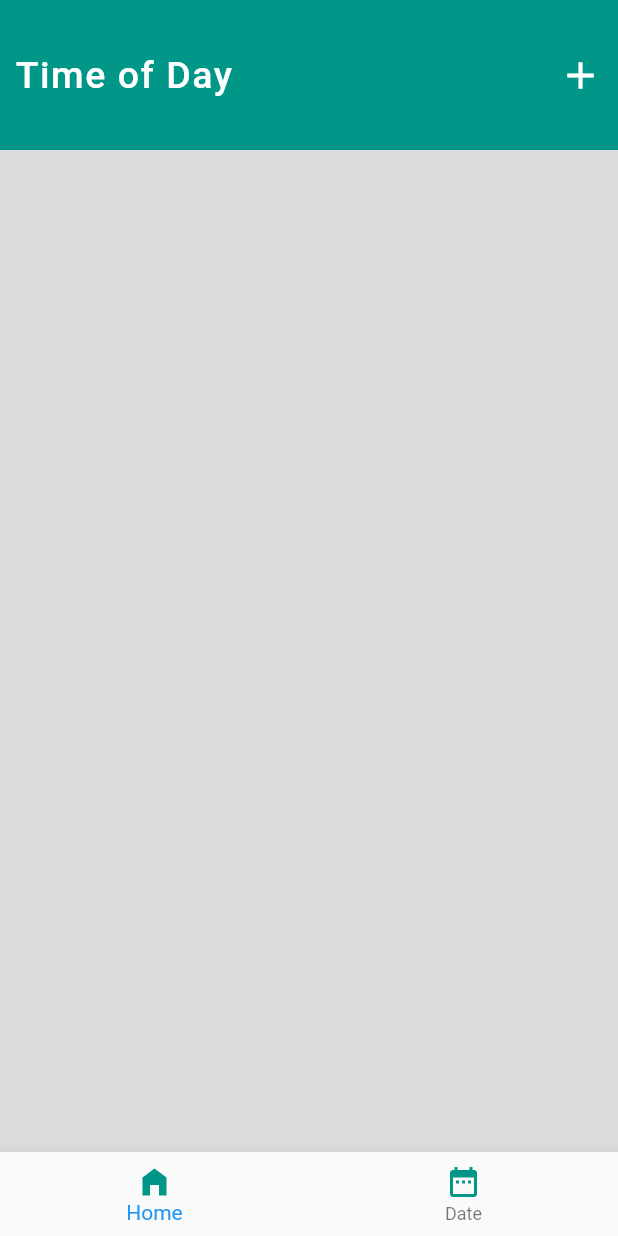
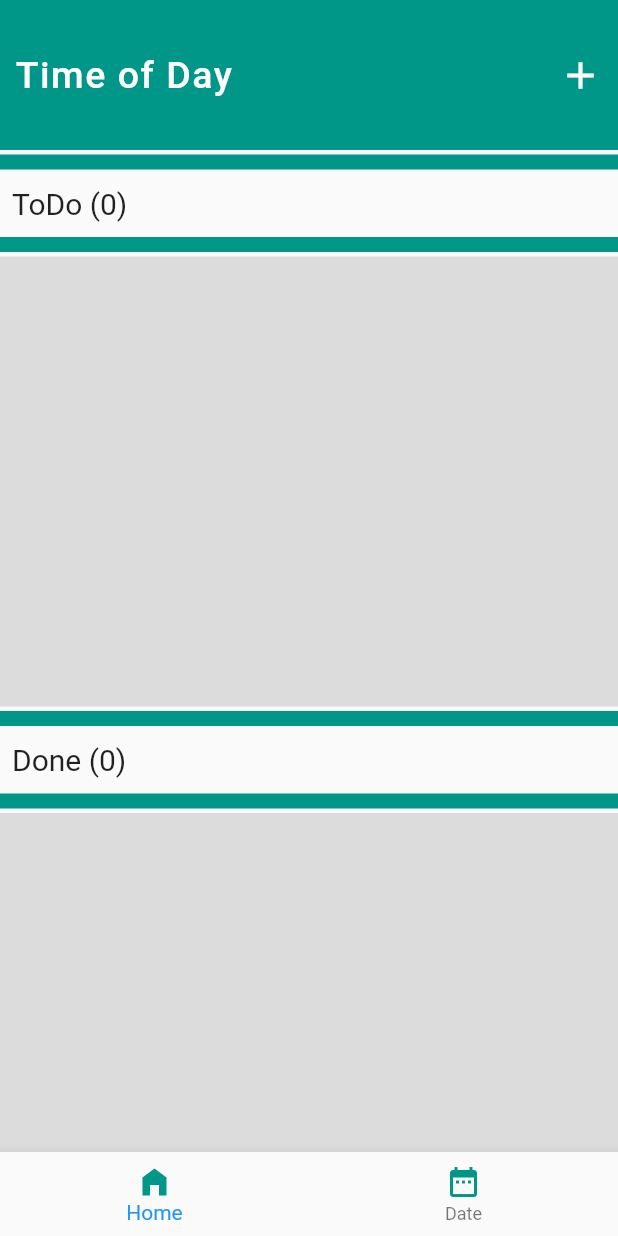
Before and after one commit to theAkHilsarkar18/todo_app, a Flutter app: the screen it shows after launch, on a phone screen of 412 x 824 dp. Run offline on Flutter 3.47's test engine with Material 2 defaults, Android fonts, the phone set to English and light mode, and no system bars.

Commit message:
24-04-2023

```diff
--- a/lib/home/provider/homeprovider.dart
+++ b/lib/home/provider/homeprovider.dart
@@ -5,7 +5,6 @@ import '../model/homemodel.dart';
 
 class Homeprovider extends ChangeNotifier
 {
-  List<Homemodel> taskList = [
-
-  ];
+  List<Homemodel> taskList = [];
+  List<Homemodel> doneList = [];
 }
--- a/lib/home/view/homescreen.dart
+++ b/lib/home/view/homescreen.dart
@@ -25,7 +25,7 @@ class _HomescreenState extends State<Homescreen> {
 
     return SafeArea(
       child: Scaffold(
-        body: Column(
+        body: ListView(
           children: [
             Container(
               padding: EdgeInsets.all(10),
@@ -71,9 +71,14 @@ class _HomescreenState extends State<Homescreen> {
                 ],
               ),
             ),
-            Expanded(
-              child: Container(
-                height: 600,
+            Divider(color: Colors.teal,thickness: 10),
+            Padding(
+              padding: const EdgeInsets.all(8.0),
+              child: Text("ToDo (${homeproviderTrue.taskList.length})",style: TextStyle(fontSize: 20)),
+            ),
+            Divider(color: Colors.teal,thickness: 10),
+            Container(
+              height: 300,
               width: double.infinity,
               color: Colors.black12,
               child: ListView.builder(itemBuilder: (context, index) => Container(
@@ -96,6 +101,13 @@ class _HomescreenState extends State<Homescreen> {
                         ],
                       ),
                       Spacer(),
+                      InkWell(onTap: () {
+                        homeproviderTrue.doneList.add(Homemodel(category: homeproviderTrue.taskList[index].category,task: homeproviderTrue.taskList[index].task));
+                        setState(() {
+
+                        });
+                      },child: Icon(Icons.done,color: Colors.green,)),
+                      SizedBox(width: 20,),
                       InkWell(onTap: () {
                         showDialog(context: context, builder: (context) {
                           return AlertDialog(
@@ -129,7 +141,7 @@ class _HomescreenState extends State<Homescreen> {
                           );
                         },);
                       },child: Icon(Icons.edit,color: Colors.grey.shade400,)),
-                        SizedBox(width: 30,),
+                      SizedBox(width: 20,),
                       InkWell(onTap: () {
                         homeproviderTrue.taskList.removeAt(index);
                         setState(() {
@@ -144,6 +156,35 @@ class _HomescreenState extends State<Homescreen> {
                 itemCount: homeproviderTrue.taskList.length,
               ) ,
             ),
+            Divider(color: Colors.teal,thickness: 10),
+            Padding(
+              padding: const EdgeInsets.all(8.0),
+              child: Text("Done (${homeproviderTrue.doneList.length})",style: TextStyle(fontSize: 20)),
+            ),
+            Divider(color: Colors.teal,thickness: 10),
+            Container(
+              height: 300,
+              width: double.infinity,
+              color: Colors.black12,
+              child: ListView.builder(itemBuilder: (context, index) => Container(
+                margin: EdgeInsets.only(top: 5,bottom: 5),
+                padding: EdgeInsets.all(10),
+                height: 90,
+                width: double.infinity,
+                decoration: BoxDecoration(
+                  color: Colors.white,
+                ),
+                child: Column(
+                  crossAxisAlignment: CrossAxisAlignment.start,
+                  children: [
+                    Text("${homeproviderTrue.doneList[index].category}",style: TextStyle(color: Colors.grey.shade400),),
+                    SizedBox(height: 10,),
+                    Text("${homeproviderTrue.doneList[index].task}",style: TextStyle(color: Colors.black,fontSize: 22),),
+                  ],
+                )
+              ) ,
+                itemCount: homeproviderTrue.doneList.length,
+              ) ,
             ),
           ],
         ),
```
Lines whose indentation alone changed are shown as unchanged.
